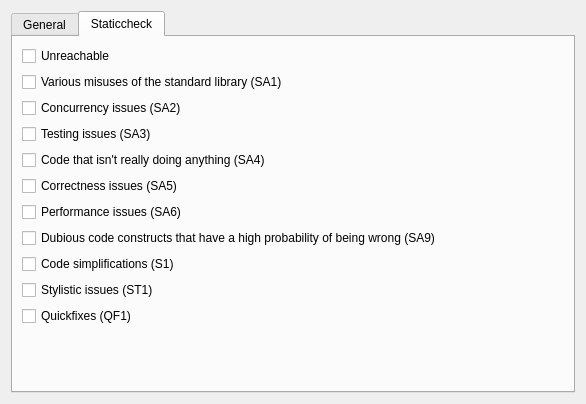
This is liteidex/src/plugins/golangpls/golangplsoption.ui in visualfc/liteide as Qt 5 draws it before an edit. The edited form follows.
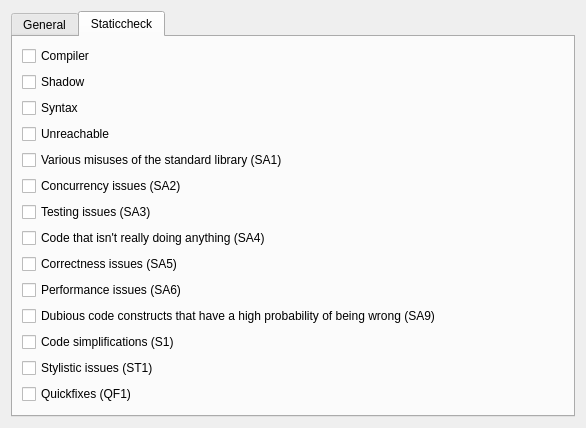
This is the edited form. The open tabs and pages were chosen to show the change.

What changed in the file:
```diff
--- a/liteidex/src/plugins/golangpls/golangplsoption.ui
+++ b/liteidex/src/plugins/golangpls/golangplsoption.ui
@@ -60,6 +60,27 @@
        <string>Staticcheck</string>
       </attribute>
       <layout class="QVBoxLayout" name="verticalLayout">
+       <item>
+        <widget class="QCheckBox" name="compilerCheckBox">
+         <property name="text">
+          <string>Compiler</string>
+         </property>
+        </widget>
+       </item>
+       <item>
+        <widget class="QCheckBox" name="shadowCheckBox">
+         <property name="text">
+          <string>Shadow</string>
+         </property>
+        </widget>
+       </item>
+       <item>
+        <widget class="QCheckBox" name="syntaxCheckBox">
+         <property name="text">
+          <string>Syntax</string>
+         </property>
+        </widget>
+       </item>
        <item>
         <widget class="QCheckBox" name="unreachableCheckBox">
          <property name="text">
```
Left out of the diff: 2 changed lines with no effect on the pictures.
